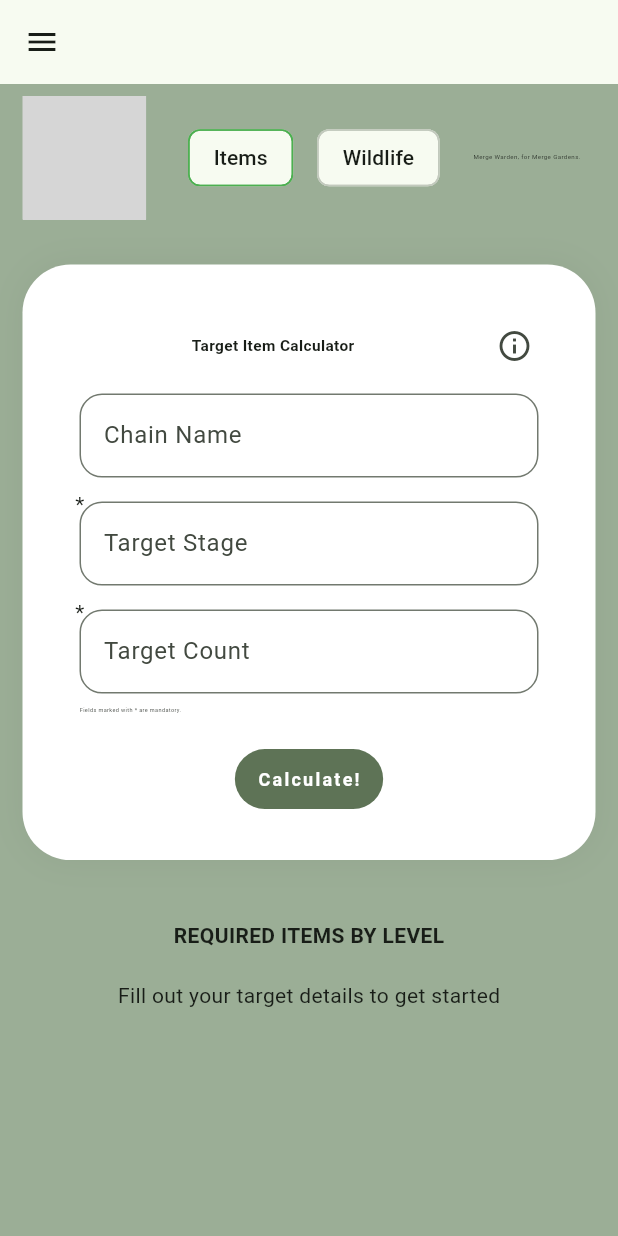
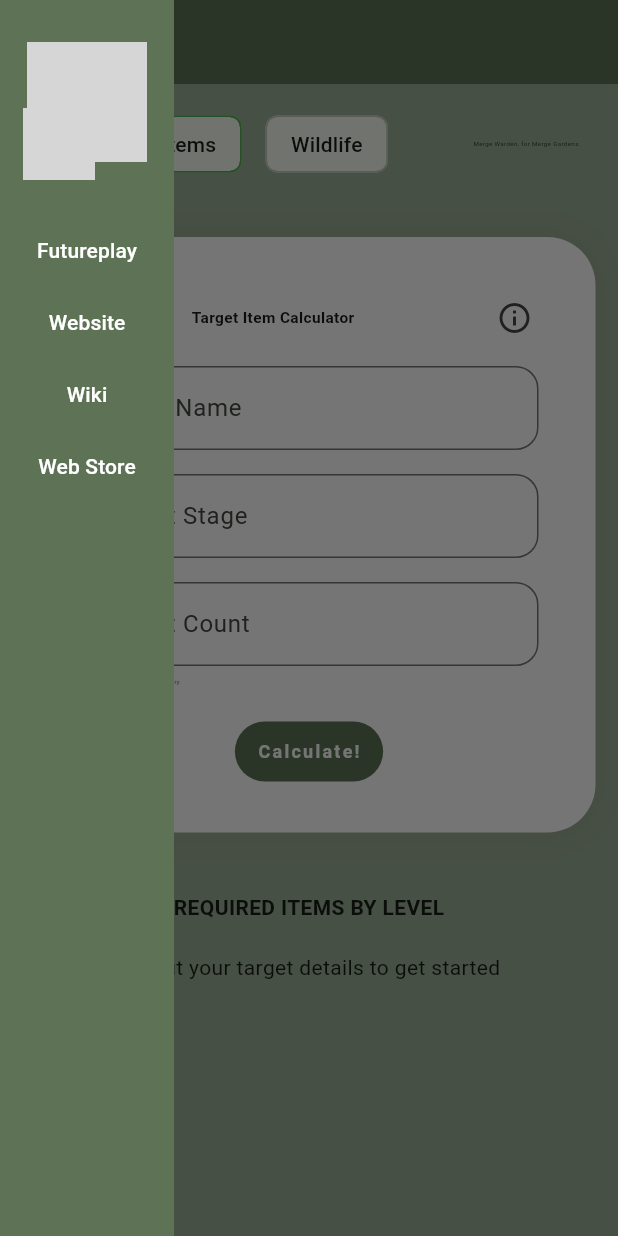
Before and after one commit to clevy-af/mergewarden, a Flutter app: the screen it shows after launch, after a tap on the "menu" icon, on a phone screen of 412 x 824 dp. Run offline on Flutter 3.47's test engine with Material 3 defaults, Android fonts, the phone set to English and light mode, and no system bars; our stand-ins replace flutter_svg, hive, hive_flutter, web; accounts and stored records are empty; grey boxes are pictures that could not be loaded.

Commit message:
mobile changes made.

```diff
--- a/lib/view/home.dart
+++ b/lib/view/home.dart
@@ -1,3 +1,5 @@
+import 'dart:math';
+
 import 'package:flutter/material.dart';
 import 'package:flutter_svg/flutter_svg.dart';
 import 'package:hive_flutter/adapters.dart';
@@ -124,25 +126,6 @@ class _DashboardState extends State<Dashboard> {
   // int _selectedIndex = 0;
   Map<int,int> stageBreakdown={};
 
-  Widget get navigationRail=>  NavigationRail(
-    backgroundColor: Colors.white.withValues(alpha:0.5),
-    selectedIndex: null,//_selectedIndex,
-    // onDestinationSelected: (int index) => setState(() => _selectedIndex = index),
-    labelType: NavigationRailLabelType.all,
-    leading: Container(
-      margin: const EdgeInsets.symmetric(vertical: 20,horizontal: 10),
-      decoration: BoxDecoration(
-        borderRadius: BorderRadius.circular(15),
-          image: DecorationImage(image: AssetImage('assets/mg_logo.jpeg'))
-      ),
-      height: 80,width: 80,
-    ),
-    destinations: const [
-      // NavigationRailDestination(icon: Icon(Icons.park), label: Text('Fruit Trees')),
-      // NavigationRailDestination(icon: Icon(Icons.egg), label: Text('Dragons')),
-    ],
-  );
-
   Widget get sidebar=> Container(
     color: cCard,
     padding:  const EdgeInsets.all(8),
@@ -183,8 +166,16 @@ class _DashboardState extends State<Dashboard> {
   Widget build(BuildContext context) {
     return Scaffold(
       backgroundColor: cBackground,
-      drawer: isDesktop?null:navigationRail,
-      appBar: isDesktop?null: AppBar(leading: IconButton(onPressed: () {} , icon:Icon( Icons.menu)),),
+      drawer: isDesktop?null:sidebar,
+      appBar: isDesktop?null: AppBar(
+        backgroundColor: cCard,
+        leading: Builder(
+        builder: (context) {
+          return IconButton(onPressed: () {
+            Scaffold.of(context).openDrawer();
+          } , icon:Icon( Icons.menu));
+        }
+      ),),
       body: Row(
         children: [
           // Sidebar
@@ -200,7 +191,7 @@ class _DashboardState extends State<Dashboard> {
                 children: [
                   Row(
                     children: [
-                      SvgPicture.asset('mg_text.svg',height: MediaQuery.of(context).size.height*0.1,),
+                      SvgPicture.asset('mg_text.svg',height: max(MediaQuery.of(context).size.width*0.1,kMinInteractiveDimension),),
                       const SizedBox(width: 20),
                       Padding(
                         padding: const EdgeInsets.all(8.0),
```
